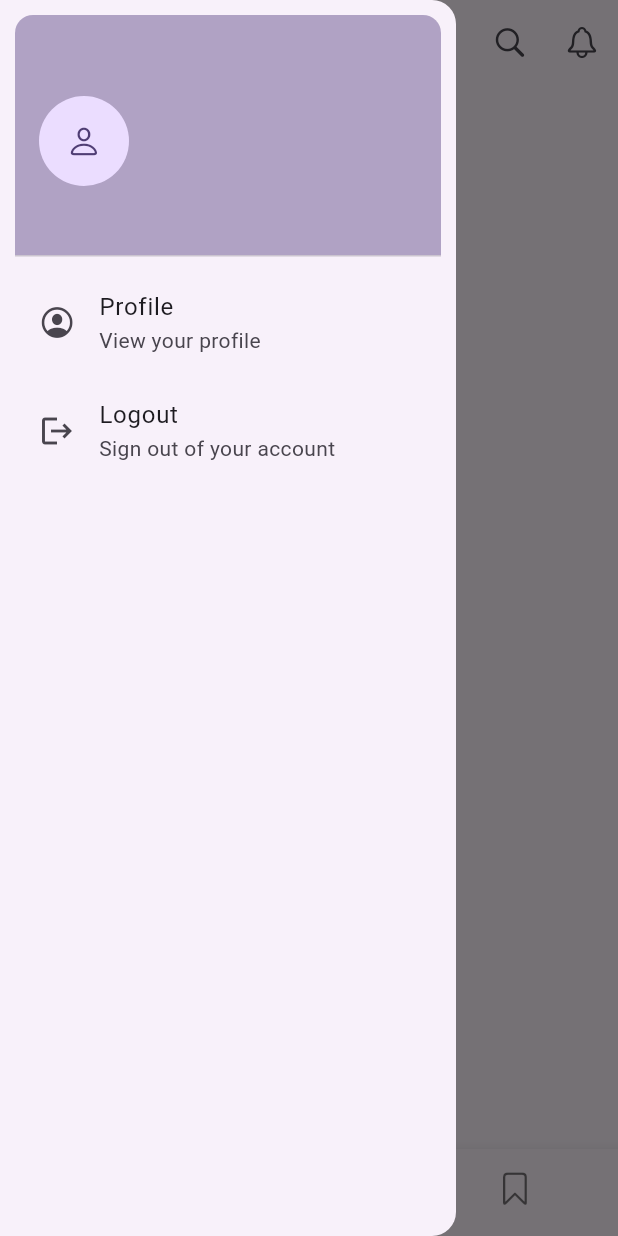
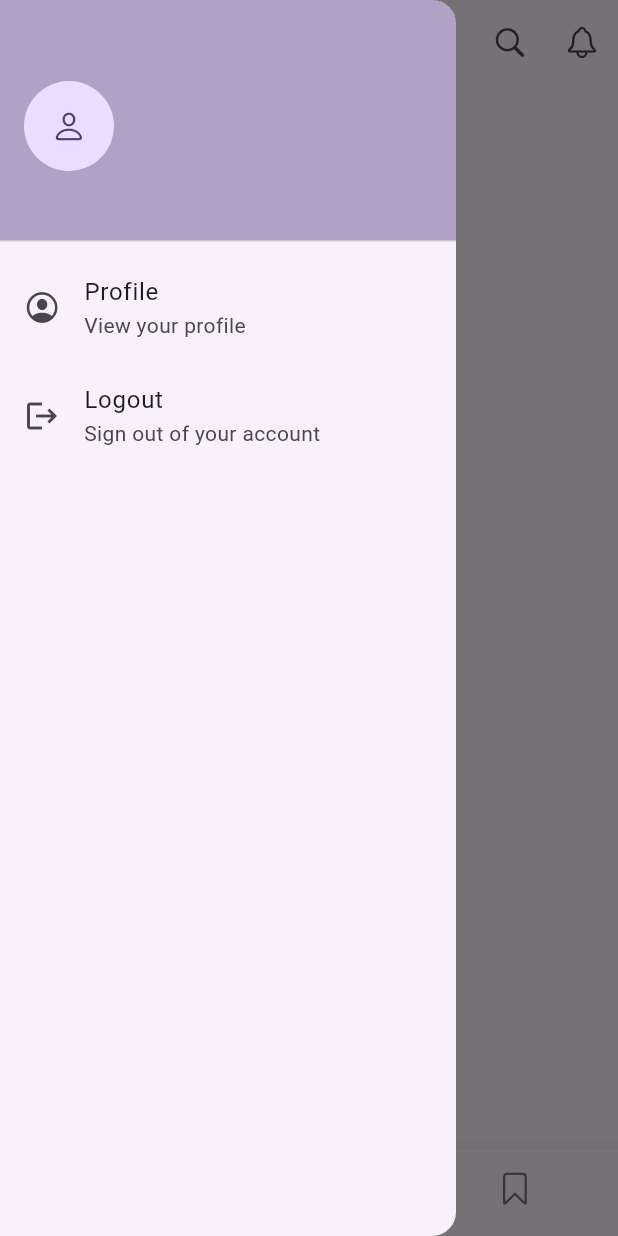
Before and after one commit to ChamikaCSA/movie-app, a Flutter app: the screen it shows once a user with an empty profile is signed in, item 2 of the bottom bar chosen, with the side drawer open, on a phone screen of 412 x 824 dp. Run offline on Flutter 3.47's test engine with Material 3 defaults, Android fonts, the phone set to English and light mode, and no system bars; our stand-ins replace firebase_auth, firebase_core, flutter_cache_manager, flutter_dotenv, flutter_riverpod, flutter_svg and 1 more; accounts and stored records are empty; network calls fail.

```diff
--- a/lib/widgets/user_drawer.dart
+++ b/lib/widgets/user_drawer.dart
@@ -16,15 +16,11 @@ class UserDrawer extends StatelessWidget {
   Widget build(BuildContext context) {
     return Drawer(
         child: ListView(
-      padding: const EdgeInsets.all(10),
+      padding: const EdgeInsets.all(0),
       children: [
         DrawerHeader(
           decoration: BoxDecoration(
             color: Theme.of(context).colorScheme.primary.withOpacity(0.5),
-            borderRadius: const BorderRadius.only(
-              topLeft: Radius.circular(12),
-              topRight: Radius.circular(12),
-            )
           ),
           child: Row(crossAxisAlignment: CrossAxisAlignment.center, children: [
             CircleAvatar(
```
Also changed, not shown: lib/services/movie_service.dart (+26 -13 lines).
